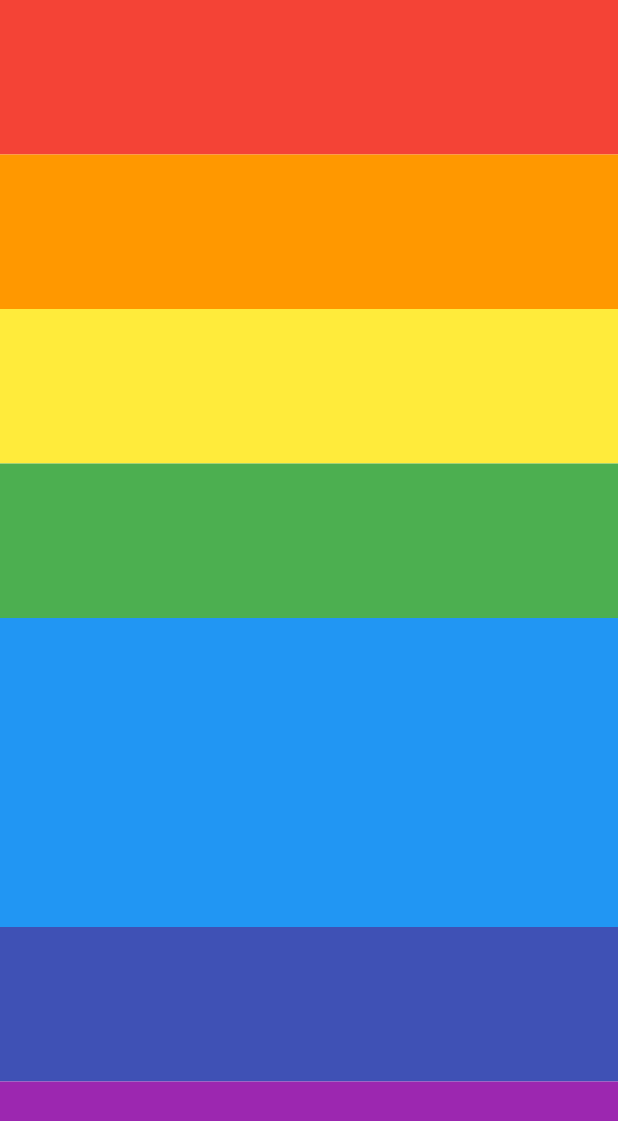
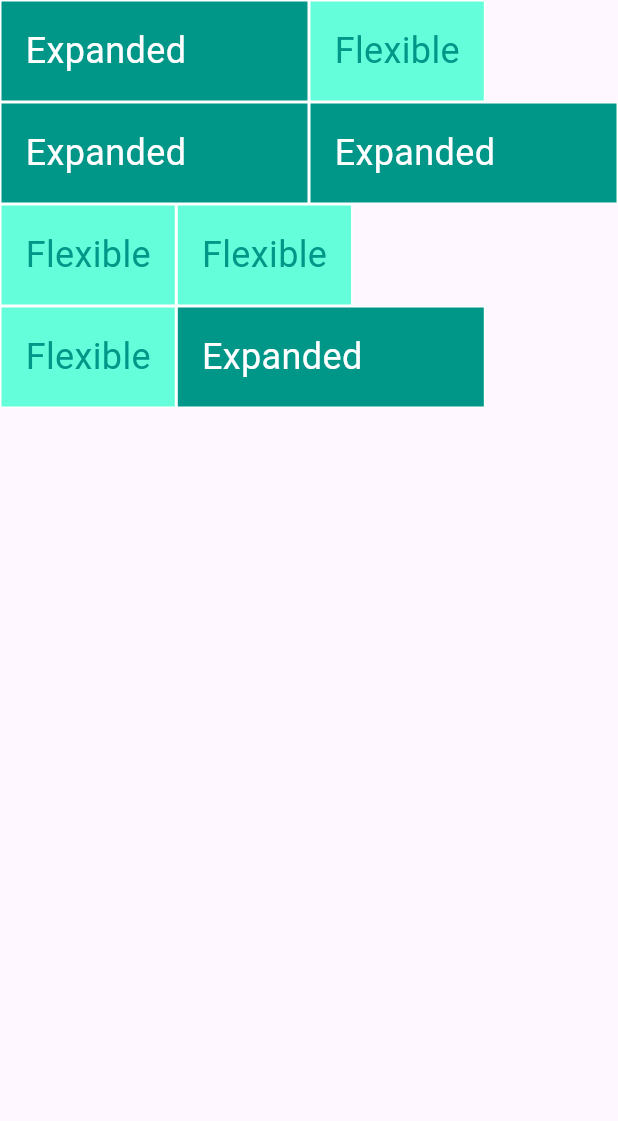
Before and after one commit to wahyurhy/expanded_and_flexible, a Flutter app: the screen it shows after launch, on a phone screen of 412 x 824 dp. Shown: the top 1121 px of the screen. Run offline on Flutter 3.47's test engine with Material 2 defaults, Android fonts, the phone set to English and light mode, and no system bars.

Commit message:
Using both, Expanded and Flexible

```diff
--- a/lib/main.dart
+++ b/lib/main.dart
@@ -15,34 +15,107 @@
         colorScheme: ColorScheme.fromSeed(seedColor: Colors.deepPurple),
         useMaterial3: true,
       ),
-      home: const MyHomePage(title: 'Expanded & Flexible Home Page'),
+      home: const ExpandedFlexiblePage(title: 'Expanded & Flexible Home Page'),
     );
   }
 }
 
-class MyHomePage extends StatefulWidget {
-  const MyHomePage({super.key, required this.title});
+class ExpandedFlexiblePage extends StatefulWidget {
+  const ExpandedFlexiblePage({super.key, required this.title});
 
   final String title;
 
   @override
-  State<MyHomePage> createState() => _MyHomePageState();
+  State<ExpandedFlexiblePage> createState() => _ExpandedFlexiblePageState();
 }
 
-class _MyHomePageState extends State<MyHomePage> {
+class _ExpandedFlexiblePageState extends State<ExpandedFlexiblePage> {
 
   @override
   Widget build(BuildContext context) {
-    return Column(
-      children: [
-        Expanded(child: Container(color: Colors.red,)),
-        Expanded(child: Container(color: Colors.orange,)),
-        Expanded(child: Container(color: Colors.yellow,)),
-        Expanded(child: Container(color: Colors.green,)),
-        Expanded(flex: 2, child: Container(color: Colors.blue,)),
-        Expanded(child: Container(color: Colors.indigo,)),
-        Expanded(child: Container(color: Colors.purple,)),
-      ],
+    return const Scaffold(
+      body: SafeArea(
+        child: Column(
+          children: [
+            Row(
+              children: [
+                ExpandedWidget(),
+                FlexibleWidget()
+              ],
+            ),
+            Row(
+              children: [
+                ExpandedWidget(),
+                ExpandedWidget()
+              ],
+            ),
+            Row(
+              children: [
+                FlexibleWidget(),
+                FlexibleWidget()
+              ],
+            ),
+            Row(
+              children: [
+                FlexibleWidget(),
+                ExpandedWidget()
+              ],
+            )
+          ],
+        ),
+      ),
     );
   }
 }
+
+class ExpandedWidget extends StatelessWidget {
+  const ExpandedWidget({super.key});
+
+  @override
+  Widget build(BuildContext context) {
+    return Expanded(
+      child: Container(
+        decoration: BoxDecoration(
+            color: Colors.teal,
+            border: Border.all(color: Colors.white)
+        ),
+        child: const Padding(
+          padding: EdgeInsets.all(16.0),
+          child: Text(
+            'Expanded',
+            style: TextStyle(
+                color: Colors.white,
+                fontSize: 24
+            ),
+          ),
+        ),
+      ),
+    );
+  }
+}
+
+class FlexibleWidget extends StatelessWidget {
+  const FlexibleWidget({super.key});
+
+  @override
+  Widget build(BuildContext context) {
+    return Flexible(
+        child: Container(
+          decoration: BoxDecoration(
+              color: Colors.tealAccent,
+              border: Border.all(color: Colors.white),
+          ),
+          child: const Padding(
+            padding: EdgeInsets.all(16.0),
+            child: Text(
+              'Flexible',
+              style: TextStyle(
+                color: Colors.teal,
+                fontSize: 24
+              ),
+            ),
+          ),
+        )
+    );
+  }
+}
```
